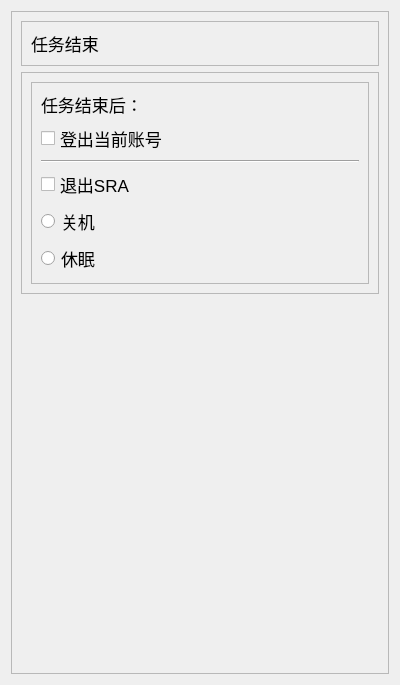
Qt form res/ui/set_10.ui (Shasnow/StarRailAssistant) before a commit.
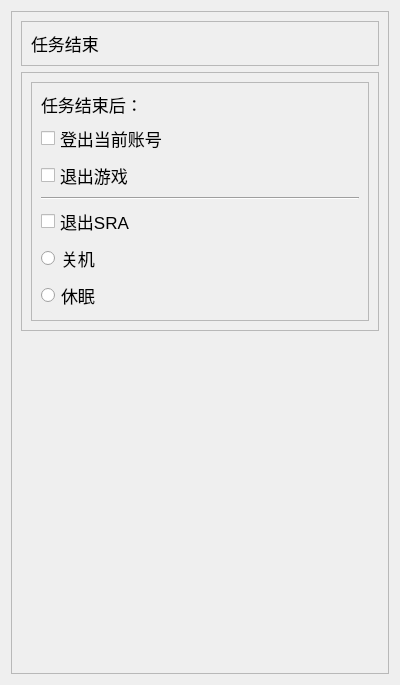
The same form after that commit.

Commit message: fix: 退出游戏功能丢失

What changed in the file:
```diff
--- a/res/ui/set_10.ui
+++ b/res/ui/set_10.ui
@@ -98,6 +98,13 @@
               </property>
              </widget>
             </item>
+            <item>
+             <widget class="QCheckBox" name="quit_game">
+              <property name="text">
+               <string>退出游戏</string>
+              </property>
+             </widget>
+            </item>
             <item>
              <widget class="Line" name="line">
               <property name="orientation">
```
The commit also changes 4 other files.
